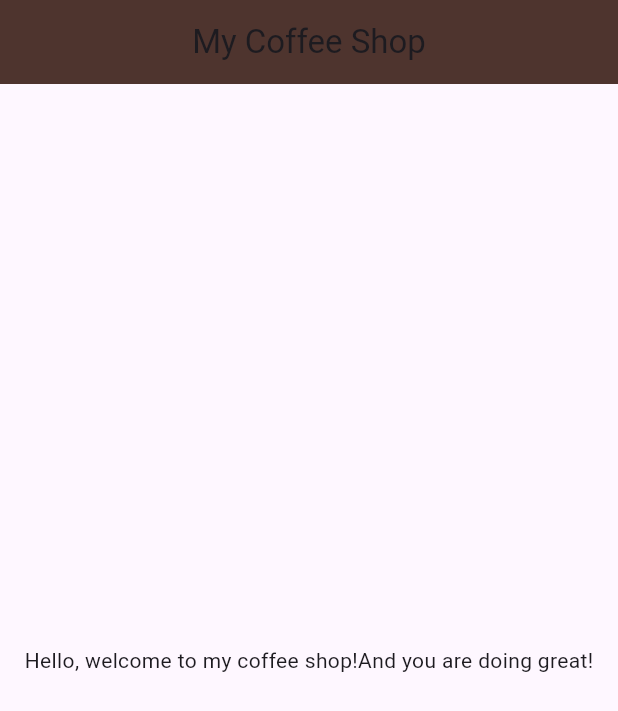
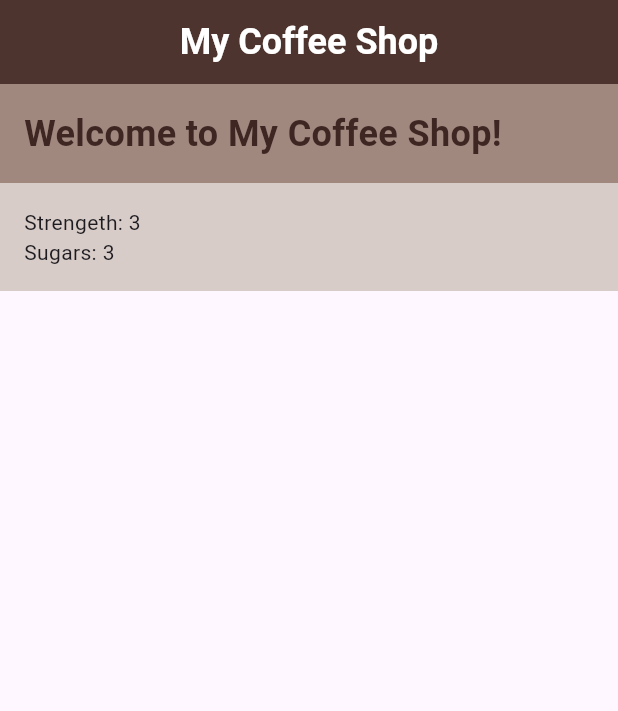
Before and after one commit to Nischal699/myapp_flutter, a Flutter app: the screen it shows after launch, on a phone screen of 412 x 824 dp. Shown: the top 711 px of the screen. Run offline on Flutter 3.47's test engine with Material 3 defaults, Android fonts, the phone set to English and light mode, and no system bars.

```diff
--- /dev/null
+++ b/lib/coffee_prefs.dart
@@ -0,0 +1,16 @@
+import 'package:flutter/material.dart';
+
+// This is a simple Flutter application that displays a welcome message
+class CoffeePrefs extends StatelessWidget {
+  const CoffeePrefs({super.key});
+
+  @override
+  Widget build(BuildContext context) {
+    return Column(
+      children: [
+        Row(children: [Text("Strengeth: "), Text('3'), SizedBox(width: 50)]),
+        Row(children: [Text("Sugars: "), Text('3'), SizedBox(width: 50)]),
+      ],
+    );
+  }
+}
--- /dev/null
+++ b/lib/home.dart
@@ -0,0 +1,47 @@
+import 'package:coffee_card/coffee_prefs.dart';
+import 'package:flutter/material.dart';
+
+// This is a simple Flutter application that displays a welcome message
+class Home extends StatelessWidget {
+  const Home({super.key});
+
+  @override
+  Widget build(BuildContext context) {
+    return Scaffold(
+      appBar: AppBar(
+        title: const Text(
+          'My Coffee Shop',
+          style: TextStyle(
+            fontSize: 24,
+            fontWeight: FontWeight.bold,
+            color: Colors.white,
+          ),
+        ),
+        backgroundColor: Colors.brown[800],
+        centerTitle: true,
+      ),
+      body: Column(
+        crossAxisAlignment: CrossAxisAlignment.stretch,
+        children: [
+          Container(
+            color: Colors.brown[300],
+            padding: const EdgeInsets.all(16.0),
+            child: Text(
+              'Welcome to My Coffee Shop!',
+              style: TextStyle(
+                fontSize: 24,
+                fontWeight: FontWeight.bold,
+                color: Colors.brown[900],
+              ),
+            ),
+          ),
+          Container(
+            color: Colors.brown[100],
+            padding: const EdgeInsets.all(16.0),
+            child: const CoffeePrefs(),
+          ),
+        ],
+      ),
+    );
+  }
+}
```
Also changed, not shown: lib/main.dart (+26 -16 lines).
